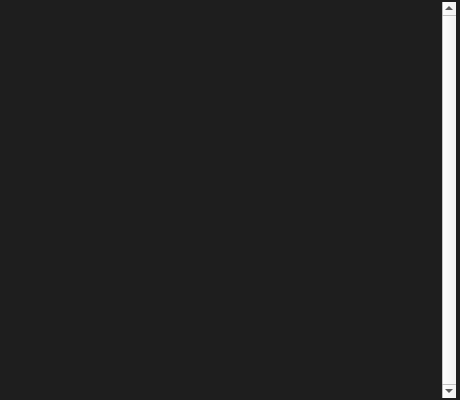
Old version of the form MediaPlayerXPre/MediaPlayListDialog.ui in the repository ohto-ai/school-course-archives.
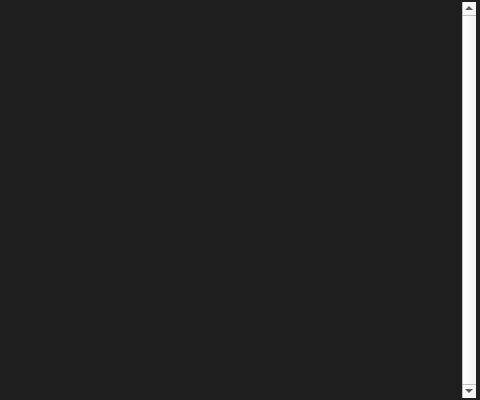
New version of the form. Icons and pictures are not drawn.

```diff
--- a/MediaPlayerXPre/MediaPlayListDialog.ui
+++ b/MediaPlayerXPre/MediaPlayListDialog.ui
@@ -6,13 +6,13 @@
    <rect>
     <x>0</x>
     <y>0</y>
-    <width>460</width>
+    <width>480</width>
     <height>400</height>
    </rect>
   </property>
   <property name="minimumSize">
    <size>
-    <width>460</width>
+    <width>480</width>
     <height>400</height>
    </size>
   </property>
@@ -116,13 +116,17 @@
 }
 QTableWidget
 {
-	selection-background-color:#555;
+	selection-background-color:#3BC1E7;
 	color: #FFF;
 	background-color: #1E1E1E;
 	alternate-background-color: #3B3B3B;
 	padding: 2px 4px;
 }
-
+QTableWidget::item:hover
+{
+	color: #FF8;
+	selection-color:#FF8;
+}
 
 QHeaderView,QHeaderView::section
 {
@@ -201,7 +205,7 @@
       <bool>false</bool>
      </property>
      <property name="columnCount">
-      <number>2</number>
+      <number>3</number>
      </property>
      <attribute name="horizontalHeaderVisible">
       <bool>false</bool>
@@ -219,6 +223,7 @@
        <string>Time</string>
       </property>
      </column>
+     <column/>
     </widget>
    </item>
   </layout>
```
